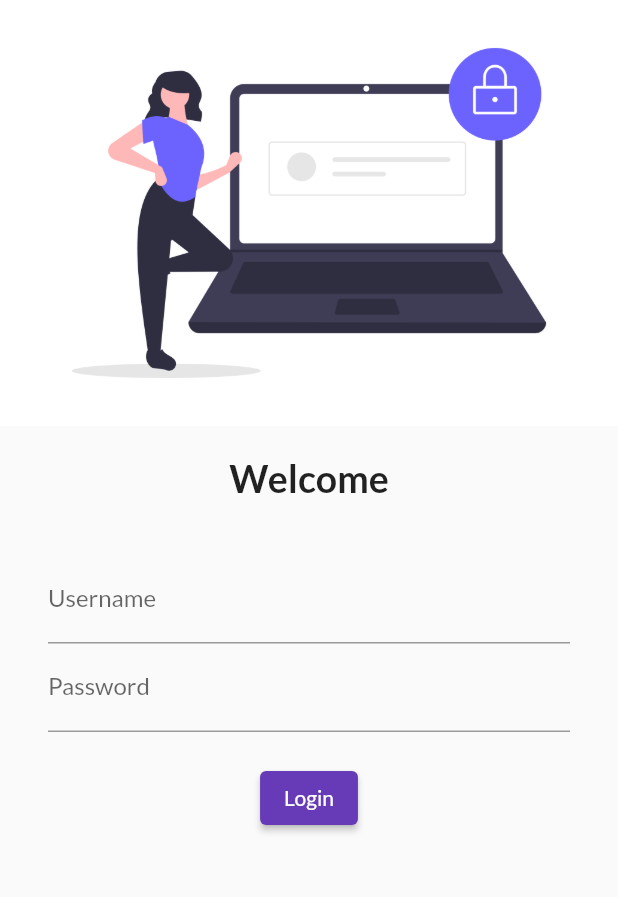
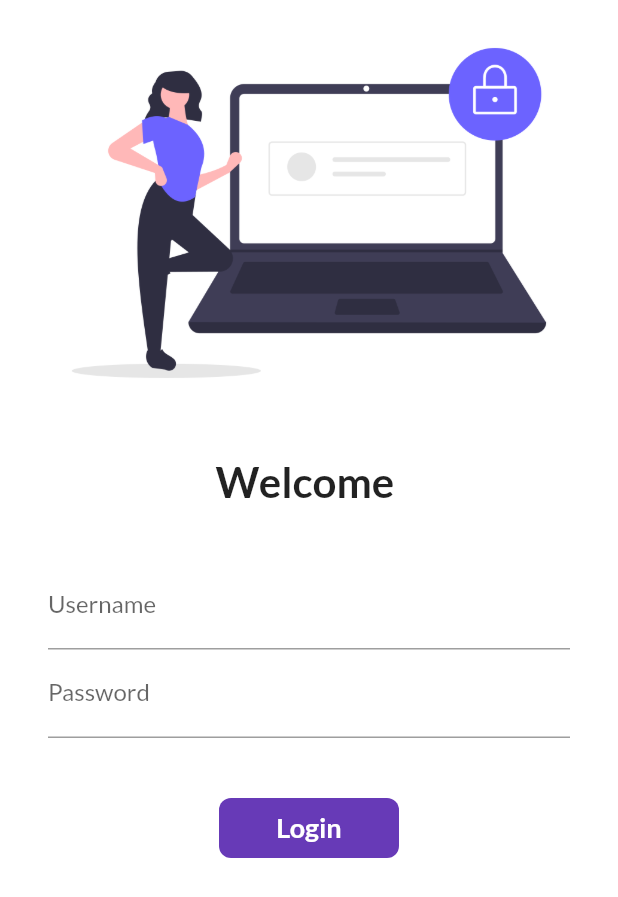
Before and after one commit to bhavik-mangla/FlutterCodepur, a Flutter app: the screen it shows after launch, on a phone screen of 412 x 824 dp. Shown: the top 897 px of the screen. Run offline on Flutter 3.47's test engine with Material 2 defaults, Android fonts, the phone set to English and light mode, and no system bars; our stand-ins replace google_fonts.

Commit message:
seventh commit

```diff
--- a/lib/login_page.dart
+++ b/lib/login_page.dart
@@ -1,10 +1,20 @@
+import 'package:app_codepur/utils/routes.dart';
 import 'package:flutter/material.dart';
 import 'package:google_fonts/google_fonts.dart';
 
-class LoginPage extends StatelessWidget {
+class LoginPage extends StatefulWidget {
+  @override
+  State<LoginPage> createState() => _LoginPageState();
+}
+
+class _LoginPageState extends State<LoginPage> {
+  String name = "";
+  bool changeButton = false;
   @override
   Widget build(BuildContext context) {
     return Material(
+        color: Colors.white,
+        child: SingleChildScrollView(
             child: Column(
           children: [
             Image.asset(
@@ -14,16 +24,17 @@ class LoginPage extends StatelessWidget {
             const SizedBox(
               height: 20.0,
             ),
-        const Text("Welcome",
-            style: TextStyle(
-              fontSize: 25,
+            Text("Welcome $name",
+                style: const TextStyle(
+                  fontSize: 28,
                   fontWeight: FontWeight.bold,
                 )),
             const SizedBox(
               height: 20.0,
             ),
             Padding(
-          padding: const EdgeInsets.symmetric(vertical: 16.0, horizontal: 32.0),
+              padding:
+                  const EdgeInsets.symmetric(vertical: 16.0, horizontal: 32.0),
               child: Column(
                 children: [
                   TextFormField(
@@ -31,6 +42,10 @@ class LoginPage extends StatelessWidget {
                       hintText: "Enter Username",
                       labelText: "Username",
                     ),
+                    onChanged: (value) {
+                      name = value;
+                      setState(() {});
+                    },
                   ),
                   TextFormField(
                     obscureText: true,
@@ -40,16 +55,53 @@ class LoginPage extends StatelessWidget {
                     ),
                   ),
                   const SizedBox(
-                height: 20.0,
+                    height: 40.0,
                   ),
-              ElevatedButton(
-                  style: TextButton.styleFrom(),
-                  onPressed: () {},
-                  child: Text("Login"))
+
+                  InkWell(
+                    onTap: () async {
+                      setState(() {
+                        changeButton = true;
+                      });
+
+                      await Future.delayed(Duration(seconds: 1));
+
+                      Navigator.pushNamed(context, MyRoutes.homeRoute);
+                    },
+                    child: AnimatedContainer(
+                      duration: Duration(seconds: 1),
+                      width: changeButton ? 50 : 120,
+                      height: 40,
+                      alignment: Alignment.center,
+                      child: changeButton
+                          ? Icon(Icons.done, color: Colors.white)
+                          : const Text(
+                              "Login",
+                              style: TextStyle(
+                                  fontWeight: FontWeight.bold,
+                                  color: Colors.white,
+                                  fontSize: 18),
+                            ),
+                      decoration: BoxDecoration(
+                          color: Colors.deepPurple,
+                          // shape: changeButton
+                          //     ? BoxShape.circle
+                          //     : BoxShape.rectangle,
+                          borderRadius:
+                              BorderRadius.circular(changeButton ? 50 : 8)),
+                    ),
+                  ),
+
+                  // ElevatedButton(
+                  //     style: TextButton.styleFrom(minimumSize: Size(120, 40)),
+                  //     onPressed: () {
+                  //       Navigator.pushNamed(context, MyRoutes.homeRoute);
+                  //     },
+                  //     child: Text("Login"))
                 ],
               ),
             )
           ],
-    ));
+        )));
   }
 }
--- a/lib/main.dart
+++ b/lib/main.dart
@@ -1,3 +1,4 @@
+import 'package:app_codepur/utils/routes.dart';
 import 'package:flutter/material.dart';
 import 'login_page.dart';
 
@@ -22,8 +23,8 @@ class MyApp extends StatelessWidget {
       initialRoute: "/login",
       routes: {
         "/": (context) => LoginPage(),
-        "/home": (context) => HomePage(),
-        "/login": (context) => LoginPage()
+        MyRoutes.homeRoute: (context) => HomePage(),
+        MyRoutes.loginRoute: (context) => LoginPage()
       },
     );
   }
--- a/lib/utils/routes.dart
+++ b/lib/utils/routes.dart
@@ -0,0 +1,4 @@
+class MyRoutes {
+  static String homeRoute = "/homePage";
+  static String loginRoute = "/loginPage";
+}
```
Lines whose indentation alone changed are shown as unchanged.
